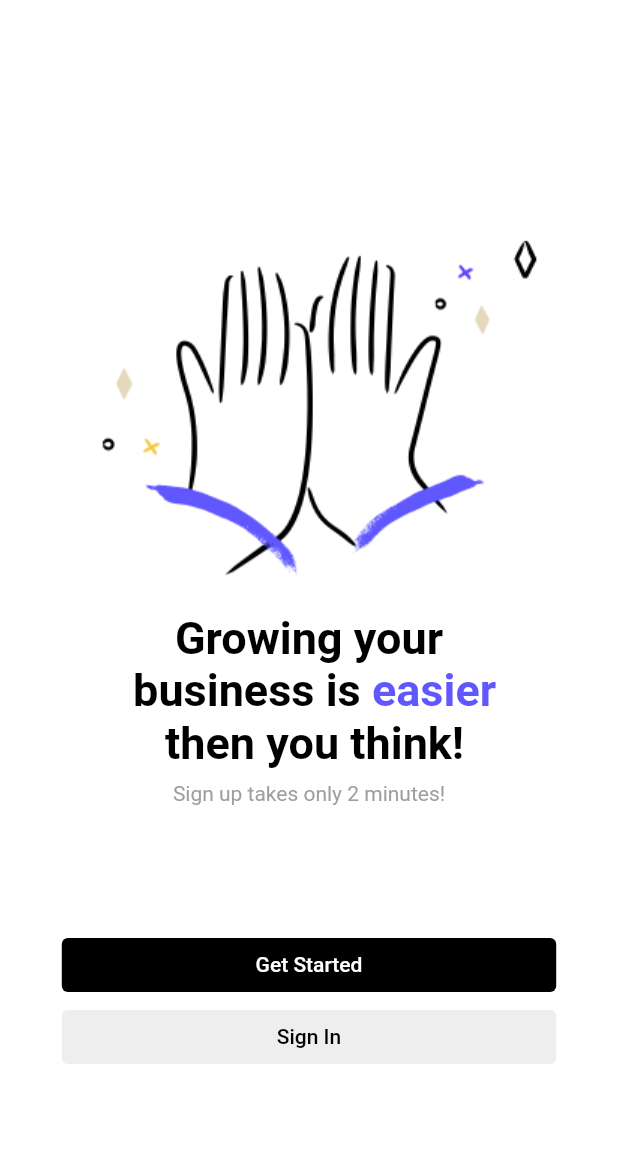
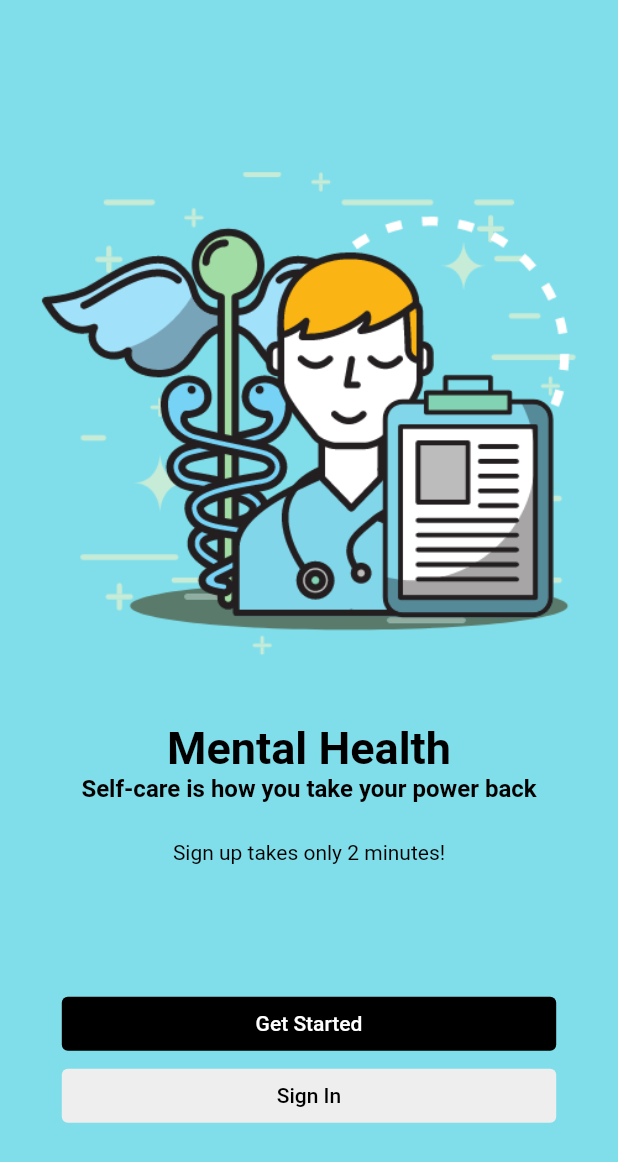
Before and after one commit to Akshatji800/mental_health, a Flutter app: the screen it shows after launch, on a phone screen of 412 x 824 dp. Shown: the top 1162 px of the screen. Run offline on Flutter 3.47's test engine with Material 2 defaults, Android fonts, the phone set to English and light mode, and no system bars; our stand-ins replace firebase_auth, firebase_core, font_awesome_flutter, google_sign_in; accounts and stored records are empty.

Commit message:
Added Welcome UI

```diff
--- a/lib/screens/welcome_page.dart
+++ b/lib/screens/welcome_page.dart
@@ -9,14 +9,14 @@ class WelcomePage extends StatelessWidget {
     Size size = MediaQuery.of(context).size;
     User? result = FirebaseAuth.instance.currentUser;
     return Scaffold(
-        backgroundColor: Constants.kPrimaryColor,
+        backgroundColor: Colors.cyan[200],
         body: AnnotatedRegion<SystemUiOverlayStyle>(
           value: Constants.statusBarColor,
           child: Center(
             child: Column(
               mainAxisAlignment: MainAxisAlignment.center,
               children: [
-                Image.asset("assets/images/main-img.png"),
+                Image.asset("assets/images/mentalHealth.png"),
                 RichText(
                     textAlign: TextAlign.center,
                     text: TextSpan(children: <TextSpan>[
@@ -30,20 +30,15 @@ class WelcomePage extends StatelessWidget {
                       TextSpan(
                           text: Constants.textIntroDesc1,
                           style: TextStyle(
-                              color: Constants.kDarkBlueColor,
-                              fontWeight: FontWeight.bold,
-                              fontSize: 30.0)),
-                      TextSpan(
-                          text: Constants.textIntroDesc2,
-                          style: TextStyle(
                               color: Constants.kBlackColor,
                               fontWeight: FontWeight.bold,
-                              fontSize: 30.0)),
+                              fontSize: 16.0)),
+
                     ])),
-                SizedBox(height: size.height * 0.01),
+                SizedBox(height: size.height * 0.03),
                 Text(
                   Constants.textSmallSignUp,
-                  style: TextStyle(color: Constants.kDarkGreyColor),
+                  style: TextStyle(color: Constants.kBlackColor),
                 ),
                 SizedBox(height: size.height * 0.1),
                 SizedBox(
@@ -52,9 +47,9 @@ class WelcomePage extends StatelessWidget {
                     onPressed: () {
                       result == null
                           ? Navigator.pushNamed(
-                              context, Constants.signInNavigate)
+                          context, Constants.signInNavigate)
                           : Navigator.pushReplacementNamed(
-                              context, Constants.homeNavigate);
+                          context, Constants.homeNavigate);
                     },
                     child: Text(Constants.textStart),
                     style: ButtonStyle(
--- a/lib/utils/constants.dart
+++ b/lib/utils/constants.dart
@@ -12,8 +12,8 @@ class Constants {
 
   //text
   static const title = "Google Sign In";
-  static const textIntro = "Growing your \n business is ";
-  static const textIntroDesc1 = "easier \n ";
+  static const textIntro = "Mental Health \n";
+  static const textIntroDesc1 = "Self-care is how you take your power back";
   static const textIntroDesc2 = "then you think!";
   static const textSmallSignUp = "Sign up takes only 2 minutes!";
   static const textSignIn = "Sign In";
--- a/pubspec.yaml
+++ b/pubspec.yaml
@@ -52,7 +52,7 @@ flutter:
   assets:
     - assets/images/main-img.png
     - assets/images/sign-in.png
-
+    - assets/images/mentalHealth.png
   # An image asset can refer to one or more resolution-specific "variants", see
   # https://flutter.dev/assets-and-images/#resolution-aware.
 
```
Also changed, not shown: assets/images/mentalHealth.png (added).
